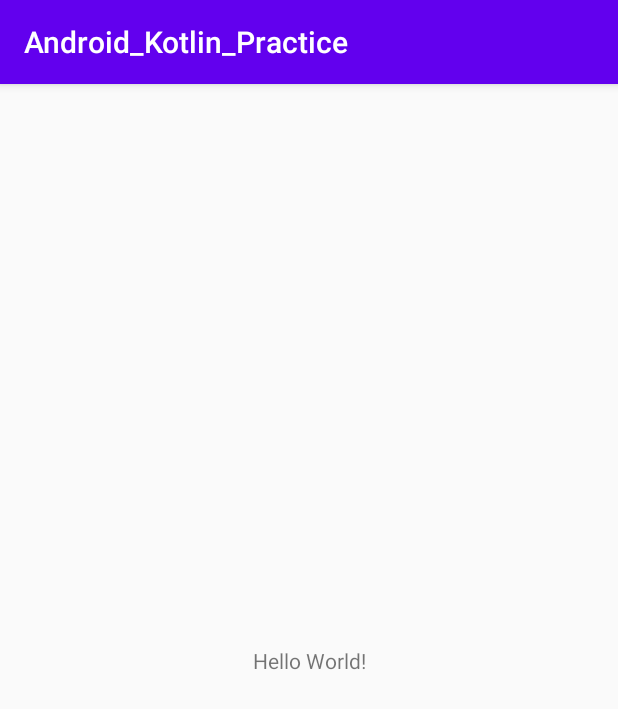
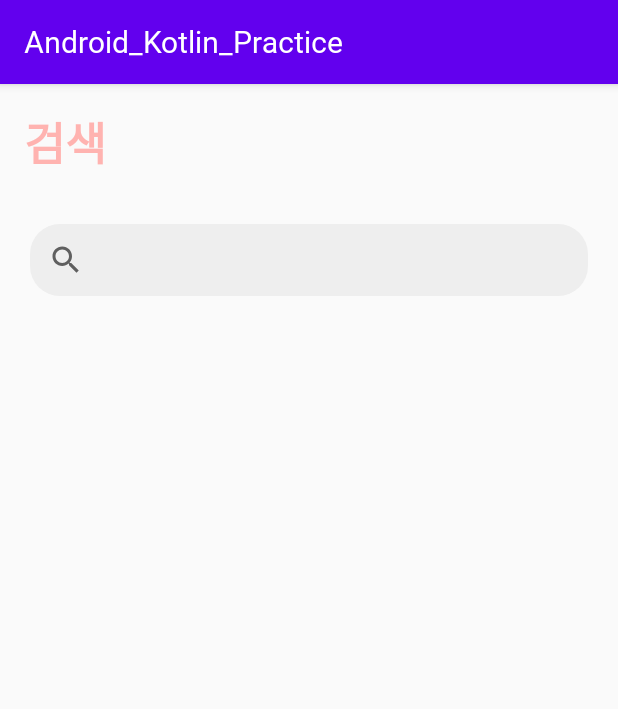
Before and after one commit to 4z7l/Android_Kotlin_Practice, an Android app: the screen it shows after launch (MainActivity), on a phone screen of 412 x 824 dp. Shown: the top 709 px of the screen. Run offline under Robolectric (Android 15) with nearby library versions, the phone set to English and light mode, and no system bars.

Commit message:
Initial Setting

```diff
--- a/app/src/main/java/com/igluesmik/android_kotlin_practice/MainActivity.kt
+++ b/app/src/main/java/com/igluesmik/android_kotlin_practice/MainActivity.kt
@@ -7,5 +7,10 @@ class MainActivity : AppCompatActivity() {
     override fun onCreate(savedInstanceState: Bundle?) {
         super.onCreate(savedInstanceState)
         setContentView(R.layout.activity_main)
+
+        supportFragmentManager
+            .beginTransaction()
+            .replace(R.id.fragment, SearchFragment())
+            .commit()
     }
 }
--- /dev/null
+++ b/app/src/main/java/com/igluesmik/android_kotlin_practice/SearchFragment.kt
@@ -0,0 +1,21 @@
+package com.igluesmik.android_kotlin_practice
+
+import android.os.Bundle
+import androidx.fragment.app.Fragment
+import android.view.LayoutInflater
+import android.view.View
+import android.view.ViewGroup
+
+class SearchFragment : Fragment() {
+
+    override fun onCreateView(
+        inflater: LayoutInflater, container: ViewGroup?,
+        savedInstanceState: Bundle?
+    ): View? {
+        //https://api.github.com/users/4z7l
+
+
+        return inflater.inflate(R.layout.fragment_search, container, false)
+    }
+
+}
--- /dev/null
+++ b/app/src/main/res/drawable/background_searchview.xml
@@ -0,0 +1,6 @@
+<?xml version="1.0" encoding="utf-8"?>
+<shape
+    xmlns:android="http://schemas.android.com/apk/res/android">
+    <solid android:color="#eee"/>
+    <corners android:radius="20dp"/>
+</shape>
--- /dev/null
+++ b/app/src/main/res/font/custom_font.xml
@@ -0,0 +1,9 @@
+<?xml version="1.0" encoding="utf-8"?>
+<font-family xmlns:android="http://schemas.android.com/apk/res/android">
+
+    <font
+        android:font="@font/scdream_regular"
+        android:fontStyle="normal"
+        android:fontWeight="400"/>
+
+</font-family>
--- a/app/src/main/res/layout/activity_main.xml
+++ b/app/src/main/res/layout/activity_main.xml
@@ -1,18 +1,14 @@
 <?xml version="1.0" encoding="utf-8"?>
-<androidx.constraintlayout.widget.ConstraintLayout xmlns:android="http://schemas.android.com/apk/res/android"
+<LinearLayout xmlns:android="http://schemas.android.com/apk/res/android"
     xmlns:app="http://schemas.android.com/apk/res-auto"
     xmlns:tools="http://schemas.android.com/tools"
     android:layout_width="match_parent"
     android:layout_height="match_parent"
     tools:context=".MainActivity">
 
-    <TextView
-        android:layout_width="wrap_content"
-        android:layout_height="wrap_content"
-        android:text="Hello World!"
-        app:layout_constraintBottom_toBottomOf="parent"
-        app:layout_constraintLeft_toLeftOf="parent"
-        app:layout_constraintRight_toRightOf="parent"
-        app:layout_constraintTop_toTopOf="parent" />
+    <FrameLayout
+        android:id="@+id/fragment"
+        android:layout_width="match_parent"
+        android:layout_height="match_parent"/>
 
-</androidx.constraintlayout.widget.ConstraintLayout>
+</LinearLayout>
--- /dev/null
+++ b/app/src/main/res/layout/fragment_search.xml
@@ -0,0 +1,34 @@
+<?xml version="1.0" encoding="utf-8"?>
+<androidx.constraintlayout.widget.ConstraintLayout xmlns:android="http://schemas.android.com/apk/res/android"
+    xmlns:app="http://schemas.android.com/apk/res-auto"
+    xmlns:tools="http://schemas.android.com/tools"
+    android:layout_width="match_parent"
+    android:layout_height="match_parent"
+    tools:context=".SearchFragment">
+
+
+    <TextView
+        android:id="@+id/textView"
+        android:layout_width="wrap_content"
+        android:layout_height="wrap_content"
+        android:layout_marginStart="16dp"
+        android:layout_marginTop="16dp"
+        android:text="검색"
+        android:textColor="#FFB3B0"
+        android:textSize="30sp"
+        android:textStyle="bold"
+        app:layout_constraintStart_toStartOf="parent"
+        app:layout_constraintTop_toTopOf="parent" />
+
+    <androidx.appcompat.widget.SearchView
+        android:layout_width="match_parent"
+        android:layout_height="wrap_content"
+        android:layout_marginHorizontal="20dp"
+        android:layout_marginTop="32dp"
+        android:background="@drawable/background_searchview"
+        app:layout_constraintEnd_toEndOf="parent"
+        app:layout_constraintStart_toStartOf="parent"
+        app:layout_constraintTop_toBottomOf="@+id/textView" />
+
+
+</androidx.constraintlayout.widget.ConstraintLayout>
--- a/app/src/main/res/values/strings.xml
+++ b/app/src/main/res/values/strings.xml
@@ -1,3 +1,5 @@
 <resources>
     <string name="app_name">Android_Kotlin_Practice</string>
+    <!-- TODO: Remove or change this placeholder text -->
+    <string name="hello_blank_fragment">Hello blank fragment</string>
 </resources>
--- a/app/src/main/res/values/styles.xml
+++ b/app/src/main/res/values/styles.xml
@@ -5,6 +5,7 @@
         <item name="colorPrimary">@color/colorPrimary</item>
         <item name="colorPrimaryDark">@color/colorPrimaryDark</item>
         <item name="colorAccent">@color/colorAccent</item>
+        <item name="fontFamily">@font/custom_font</item>
     </style>
 
 </resources>
```
Also changed, not shown: app/build.gradle (+13 -0 lines), app/src/main/java/com/igluesmik/android_kotlin_practice/DetailFragment.kt (added, +19 -0 lines), app/src/main/java/com/igluesmik/android_kotlin_practice/GithubApiClient.kt (added, +23 -0 lines), app/src/main/java/com/igluesmik/android_kotlin_practice/User.kt (added, +71 -0 lines), app/src/main/java/com/igluesmik/android_kotlin_practice/UserService.kt (added, +13 -0 lines), app/src/main/res/layout/fragment_detail.xml (added, +28 -0 lines), 4 other files.
